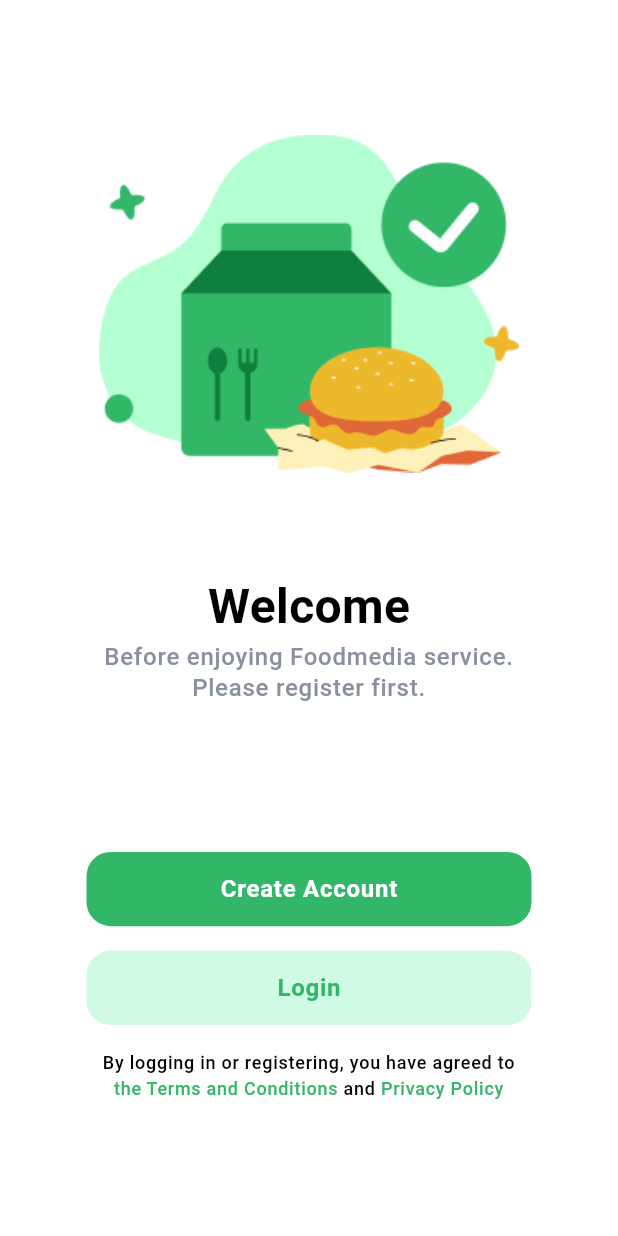
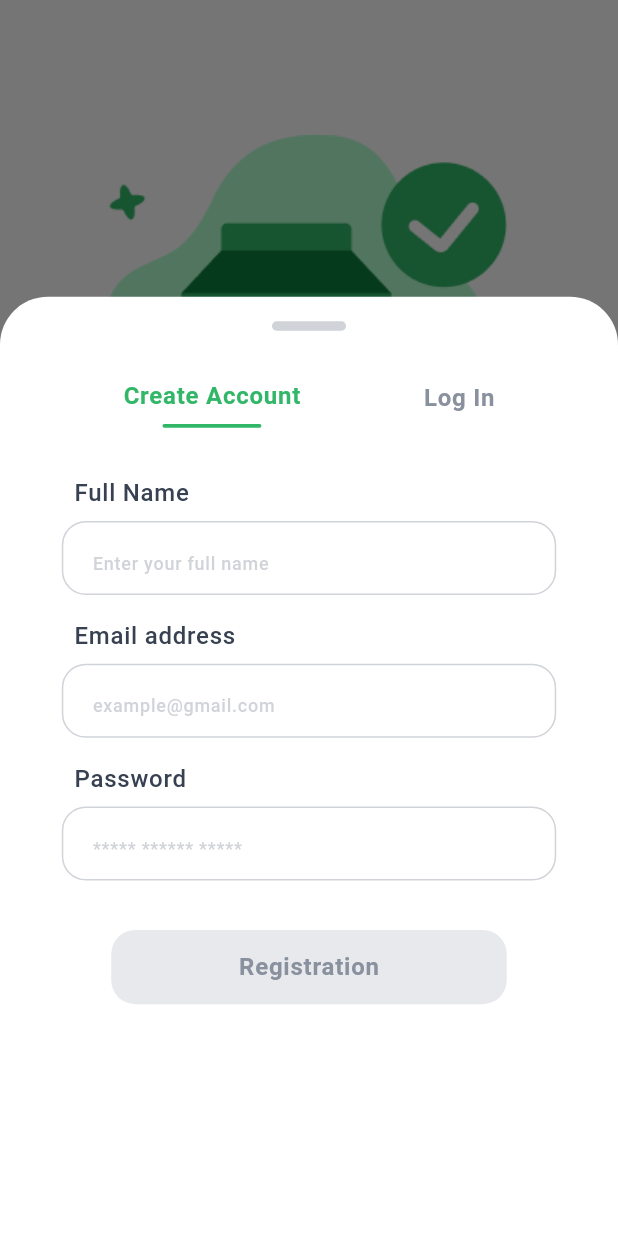
Before and after one commit to envertunasonmez/restaurantsApp, a Flutter app: the screen it shows after launch, after a tap on "Login", on a phone screen of 412 x 824 dp. Run offline on Flutter 3.47's test engine with Material 3 defaults, Android fonts, the phone set to English and light mode, and no system bars; our stand-ins replace form_builder_validators, get, hive_flutter, responsive_builder; accounts and stored records are empty; Roboto replaces fonts that are missing (Poppins).

Commit message:
finish - create account view

```diff
--- /dev/null
+++ b/lib/controller/auth/auth_controller.dart
@@ -0,0 +1,16 @@
+import 'package:flutter/cupertino.dart';
+import 'package:restaurant_app/controller/base/base_controller.dart';
+
+class AuthController extends BaseController {
+  TextEditingController fullNameTextController = TextEditingController();
+  TextEditingController emailTextController = TextEditingController();
+  TextEditingController passwordTextController = TextEditingController();
+
+  void createAccount() {}
+
+  @override
+  void onInit() {
+    builderId = 'authController';
+    super.onInit();
+  }
+}
--- a/lib/core/constant/color.dart
+++ b/lib/core/constant/color.dart
@@ -11,4 +11,6 @@ class ColorConstants {
   static Color blue = const Color(0xFF1B8ADC);
   static Color fire = const Color(0xFFFD9820);
   static Color energy = const Color(0xFFFEC02E);
+  static Color inputTitleColor = const Color(0xFF374151);
+
 }
--- a/lib/core/constant/radius.dart
+++ b/lib/core/constant/radius.dart
@@ -1,9 +1,11 @@
 class AppRadius {
   static double get buttonRadius => 16.0;
 
-  static double get inputFieldRadius => 8.0;
+  static double get inputFieldRadius => 16.0;
 
   static double get cardRadius => 8.0;
 
   static double get dropDownButtonRadius => 8.0;
+
+  static double get bottomSheetRadius => 32.0;
 }
--- a/lib/helper/app.dart
+++ b/lib/helper/app.dart
@@ -1,4 +1,5 @@
 import 'package:get/get.dart';
+import 'package:restaurant_app/controller/auth/auth_controller.dart';
 import '../cache/cache.dart';
 import '../controller/theme/theme_controller.dart';
 
@@ -12,5 +13,6 @@ class App {
 class PreparerControllers {
   static Future<void> prepareController() async {
     Get.put(ThemeController());
+    Get.put(AuthController());
   }
 }
--- /dev/null
+++ b/lib/helper/bottom_sheet/modal_bottom_sheet.dart
@@ -0,0 +1,108 @@
+import 'package:flutter/material.dart';
+import 'package:form_builder_validators/form_builder_validators.dart';
+import 'package:get/get.dart';
+import 'package:restaurant_app/controller/auth/auth_controller.dart';
+import 'package:restaurant_app/core/extension/num_x.dart';
+import 'package:restaurant_app/widget_modal/button/button.dart';
+import '../../core/constant/radius.dart';
+import '../../widget_modal/bottom_sheet/category/category.dart';
+import '../../widget_modal/bottom_sheet/handler/handler.dart';
+import '../../widget_modal/input_field/input_field.dart';
+
+class AppBottomSheet {
+  static void showAuthBottomSheet() {
+    showModalBottomSheet(
+      context: Get.context!,
+      isScrollControlled: true,
+      backgroundColor: Colors.transparent,
+      builder: (context) => Container(
+        height: 76.h,
+        decoration: BoxDecoration(
+          color: Get.theme.colorScheme.secondary,
+          borderRadius: BorderRadius.only(
+            topLeft: Radius.circular(
+              AppRadius.bottomSheetRadius,
+            ),
+            topRight: Radius.circular(
+              AppRadius.bottomSheetRadius,
+            ),
+          ),
+        ),
+        child: GetBuilder<AuthController>(
+            id: 'authController',
+            builder: (ac) {
+              return Center(
+                child: SizedBox(
+                  width: 80.w,
+                  child: Column(
+                    children: [
+                      2.yh,
+                      const BottomSheetHandler(),
+                      4.yh,
+                      Row(
+                        mainAxisAlignment: MainAxisAlignment.spaceAround,
+                        children: [
+                          BottomSheetCategory(
+                            text: 'Create Account',
+                            onTap: () {},
+                            isActive: true,
+                          ),
+                          BottomSheetCategory(
+                            text: 'Log In',
+                            onTap: () {},
+                            isActive: false,
+                          )
+                        ],
+                      ),
+                      4.yh,
+                      Form(
+                          child: Column(
+                        children: [
+                          AppInputField(
+                            controller: ac.fullNameTextController,
+                            title: 'Full Name',
+                            hint: 'Enter your full name',
+                            validator: FormBuilderValidators.compose([
+                              FormBuilderValidators.required(),
+                            ]),
+                          ),
+                          2.yh,
+                          AppInputField(
+                            controller: ac.emailTextController,
+                            title: 'Email address',
+                            hint: 'example@gmail.com',
+                            validator: FormBuilderValidators.compose([
+                              FormBuilderValidators.required(),
+                              FormBuilderValidators.email(),
+                            ]),
+                          ),
+                          2.yh,
+                          AppInputField(
+                            controller: ac.passwordTextController,
+                            title: 'Password',
+                            hint: '***** ****** *****',
+                            validator: FormBuilderValidators.compose([
+                              FormBuilderValidators.required(),
+                              FormBuilderValidators.minLength(6),
+                            ]),
+                          ),
+                          4.yh,
+                          Padding(
+                            padding: 8.w.pH,
+                            child: AppButton(
+                              text: 'Registration',
+                              onTap: () {},
+                              isInActive: true,
+                            ),
+                          ),
+                        ],
+                      ))
+                    ],
+                  ),
+                ),
+              );
+            }),
+      ),
+    );
+  }
+}
--- /dev/null
+++ b/lib/helper/style/style_helper.dart
@@ -0,0 +1,18 @@
+import 'package:flutter/material.dart';
+
+import '../../core/constant/color.dart';
+import '../../core/constant/radius.dart';
+
+class AppStyleHelper {
+  //Input field border style
+  static InputBorder inputBorderStyle() {
+    return OutlineInputBorder(
+      borderRadius: BorderRadius.circular(
+        AppRadius.inputFieldRadius,
+      ),
+      borderSide: BorderSide(
+        color: ColorConstants.grey.withOpacity(0.4),
+      ),
+    );
+  }
+}
--- a/lib/presentation/auth/main/auth_main.dart
+++ b/lib/presentation/auth/main/auth_main.dart
@@ -5,6 +5,7 @@ import 'package:get/get.dart';
 import 'package:restaurant_app/core/constant/color.dart';
 import 'package:restaurant_app/core/constant/static_asset.dart';
 import 'package:restaurant_app/core/extension/num_x.dart';
+import 'package:restaurant_app/helper/bottom_sheet/modal_bottom_sheet.dart';
 import 'package:restaurant_app/presentation/base/base_screen.dart';
 
 import '../../../widget_modal/button/button.dart';
@@ -64,7 +65,7 @@ class AuthMainScreen extends StatelessWidget {
               //Log in button
               AppButton(
                 text: 'Login',
-                onTap: () {},
+                onTap: () => AppBottomSheet.showAuthBottomSheet(),
                 backgroundColor: ColorConstants.lightPrimary,
                 textColor: Get.theme.colorScheme.primary,
               ),
--- /dev/null
+++ b/lib/widget_modal/bottom_sheet/category/category.dart
@@ -0,0 +1,51 @@
+import 'package:flutter/material.dart';
+import 'package:get/get.dart';
+import 'package:restaurant_app/core/extension/num_x.dart';
+
+import '../../../core/constant/color.dart';
+import '../../../core/constant/radius.dart';
+
+class BottomSheetCategory extends StatelessWidget {
+  const BottomSheetCategory({
+    super.key,
+    required this.text,
+    required this.onTap,
+    required this.isActive,
+  });
+
+  final String text;
+  final void Function() onTap;
+  final bool isActive;
+
+  @override
+  Widget build(BuildContext context) {
+    return GestureDetector(
+      onTap: onTap,
+      child: Column(
+        children: [
+          Text(
+            text,
+            style: Get.theme.textTheme.labelMedium!.copyWith(
+              color: isActive
+                  ? Get.theme.colorScheme.primary
+                  : ColorConstants.grey,
+              fontWeight: FontWeight.bold,
+            ),
+          ),
+          1.yh,
+          if (isActive)
+            Container(
+              height: 0.3.h,
+              width: 16.w,
+              decoration: BoxDecoration(
+                borderRadius: BorderRadius.circular(
+                  AppRadius.bottomSheetRadius,
+                ),
+                color: Get.theme.colorScheme.primary,
+              ),
+            )
+        ],
+      ),
+    );
+  }
+}
--- /dev/null
+++ b/lib/widget_modal/bottom_sheet/handler/handler.dart
@@ -0,0 +1,25 @@
+import 'package:flutter/material.dart';
+import 'package:restaurant_app/core/extension/num_x.dart';
+
+import '../../../core/constant/color.dart';
+import '../../../core/constant/radius.dart';
+
+class BottomSheetHandler extends StatelessWidget {
+  const BottomSheetHandler({
+    super.key,
+  });
+
+  @override
+  Widget build(BuildContext context) {
+    return Container(
+      height: 0.75.h,
+      width: 12.w,
+      decoration: BoxDecoration(
+        color: ColorConstants.grey.withOpacity(0.4),
+        borderRadius: BorderRadius.circular(
+          AppRadius.bottomSheetRadius,
+        ),
+      ),
+    );
+  }
+}
--- a/lib/widget_modal/button/button.dart
+++ b/lib/widget_modal/button/button.dart
@@ -29,7 +29,7 @@ class AppButton extends StatelessWidget {
         height: 6.h,
         decoration: BoxDecoration(
           color: isInActive!
-              ? ColorConstants.grey
+              ? ColorConstants.grey.withOpacity(0.2)
               : (backgroundColor ?? Get.theme.colorScheme.primary),
           borderRadius: BorderRadius.circular(
             AppRadius.buttonRadius,
--- /dev/null
+++ b/lib/widget_modal/input_field/input_field.dart
@@ -0,0 +1,70 @@
+import 'package:flutter/material.dart';
+import 'package:get/get.dart';
+import 'package:restaurant_app/core/extension/num_x.dart';
+
+import '../../core/constant/color.dart';
+import '../../helper/style/style_helper.dart';
+
+class AppInputField extends StatelessWidget {
+  const AppInputField({
+    super.key,
+    required this.controller,
+    required this.title,
+    required this.hint,
+    this.validator,
+    this.keyboardType,
+    this.isObscure,
+  });
+
+  final TextEditingController controller;
+  final String title;
+  final String hint;
+  final String? Function(String?)? validator;
+  final TextInputType? keyboardType;
+  final bool? isObscure;
+
+  @override
+  Widget build(BuildContext context) {
+    return Column(
+      crossAxisAlignment: CrossAxisAlignment.start,
+      children: [
+        Padding(
+          padding: 2.w.pLeft,
+          child: Text(
+            title,
+            style: Get.theme.textTheme.labelMedium!.copyWith(
+              color: ColorConstants.inputTitleColor,
+            ),
+          ),
+        ),
+        1.yh,
+        TextFormField(
+          keyboardType: keyboardType ?? TextInputType.text,
+          controller: controller,
+          cursorHeight: 2.h,
+          style: Get.theme.textTheme.labelMedium!.copyWith(
+            color: ColorConstants.black,
+          ),
+          obscureText: isObscure ?? false,
+          decoration: InputDecoration(
+            isDense: true,
+            contentPadding: 4.w.pAll,
+            hintText: hint,
+            hintStyle: Get.theme.textTheme.labelSmall!.copyWith(
+              color: ColorConstants.grey.withOpacity(0.4),
+            ),
+            border: AppStyleHelper.inputBorderStyle(),
+            focusedBorder: AppStyleHelper.inputBorderStyle(),
+            enabledBorder: AppStyleHelper.inputBorderStyle(),
+            constraints: BoxConstraints(
+              minWidth: 100.w,
+              minHeight: 2.h,
+              maxHeight: 6.h,
+            ),
+          ),
+          validator: validator,
+        ),
+      ],
+    );
+  }
+}
--- a/pubspec.yaml
+++ b/pubspec.yaml
@@ -16,6 +16,7 @@ dependencies:
   responsive_builder: ^0.7.0
   hive_flutter: ^1.1.0
   hive: ^2.2.3
+  form_builder_validators: ^9.1.0
 
 dev_dependencies:
   flutter_test:
```
Also changed, not shown: pubspec.lock.
